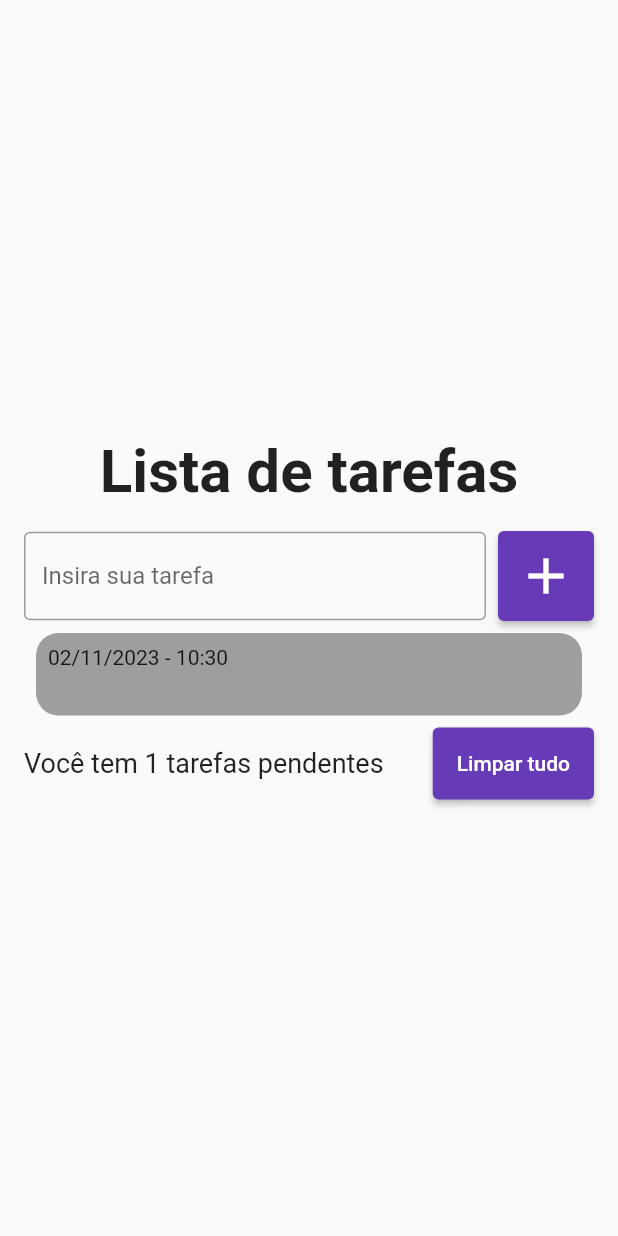
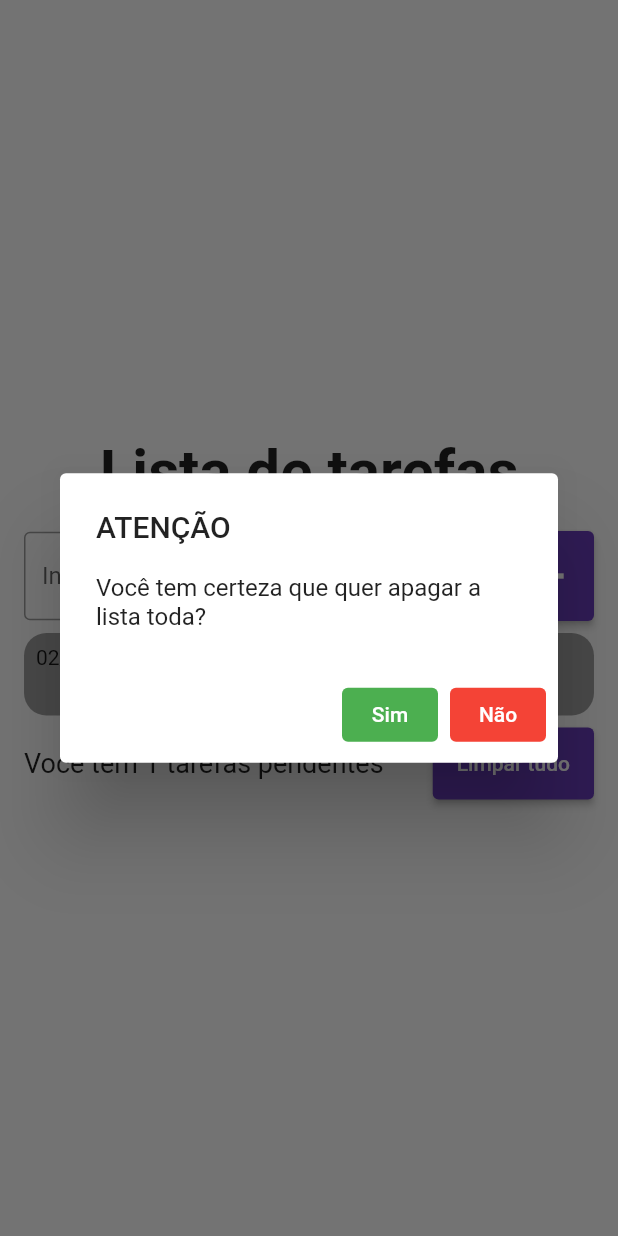
Before and after one commit to douglasroberto90/lista_de_tarefas_aula, a Flutter app: the screen it shows after launch, after a tap on the "add" icon, after a tap on "Limpar tudo", on a phone screen of 412 x 824 dp. Run offline on Flutter 3.47's test engine with Material 2 defaults, Android fonts, the phone set to English and light mode, and no system bars; drawn by our look-alikes of flutter_slidable.

Commit message:
Mais alterações

```diff
--- a/lib/models/tarefa.dart
+++ b/lib/models/tarefa.dart
@@ -1,7 +1,7 @@
 class Tarefa{
 
-  Tarefa({required this.title,required this.dateTime});
+  Tarefa({required this.titulo,required this.dataHora});
 
-  DateTime dateTime;
-  String title;
+  DateTime dataHora;
+  String titulo;
 }
--- a/lib/pages/home_page.dart
+++ b/lib/pages/home_page.dart
@@ -56,7 +56,8 @@ class _HomePageState extends State<HomePage> {
                       //método pra quando incluir o item
                       String titulo = listItemController.text;
                       setState(() {
-                        Tarefa tarefa = Tarefa(title: titulo, dateTime: DateTime.now());
+                        Tarefa tarefa =
+                            Tarefa(titulo: titulo, dataHora: DateTime.now());
                         lista.add(tarefa);
                       });
                       listItemController.clear();
@@ -73,7 +74,7 @@ class _HomePageState extends State<HomePage> {
                   shrinkWrap: true,
                   children: [
                     for (Tarefa tarefa in lista)
-                      CardTarefa(titulo: tarefa.title, data: tarefa.dateTime),
+                      CardTarefa(tarefa: tarefa, deletar: deletarTarefa),
                   ],
                 ),
               ),
@@ -91,7 +92,9 @@ class _HomePageState extends State<HomePage> {
                     width: 8,
                   ),
                   ElevatedButton(
-                      onPressed: () {},
+                      onPressed: () {
+                        limparLista();
+                      },
                       style: ElevatedButton.styleFrom(
                           backgroundColor: Colors.deepPurple,
                           padding: EdgeInsets.all(16)),
@@ -104,4 +107,54 @@ class _HomePageState extends State<HomePage> {
       ),
     );
   }
+
+  void deletarTarefa(Tarefa tarefa) {
+    Tarefa tarefaDeletada = tarefa;
+    int posicaoNaLista = lista.indexOf(tarefaDeletada);
+    ScaffoldMessenger.of(context).showSnackBar(SnackBar(
+        content: Text(
+      " A tarefa ${tarefaDeletada.titulo} foi excluída",
+    )));
+    setState(() {
+      lista.remove(tarefa);
+    });
+  }
+
+  void limparLista() {
+    showDialog(
+        context: context,
+        builder: (context) => AlertDialog(
+              title: Text("ATENÇÃO"),
+              content: Text("Você tem certeza que quer apagar a lista toda?"),
+              actions: [
+                TextButton(
+                    onPressed: () {
+                      setState(() {
+                        lista.clear();
+                      });
+                      Navigator.pop(context);
+                    },
+                    style: TextButton.styleFrom(
+                      backgroundColor: Colors.green,
+                    ),
+                    child: Text(
+                      "Sim",
+                      style: TextStyle(
+                        color: Colors.white,
+                      ),
+                    )),
+                TextButton(
+                    onPressed: () {
+                      Navigator.pop(context);
+                    },
+                    style: TextButton.styleFrom(
+                      backgroundColor: Colors.red,
+                    ),
+                    child: Text("Não",
+                        style: TextStyle(
+                          color: Colors.white,
+                        )))
+              ],
+            ));
+  }
 }
--- a/lib/widgets/card_tarefa.dart
+++ b/lib/widgets/card_tarefa.dart
@@ -4,32 +4,48 @@ import 'package:task_list/models/tarefa.dart';
 import 'package:intl/intl.dart';
 
 class CardTarefa extends StatelessWidget {
-  const CardTarefa({super.key, required this.titulo, required this.data});
+  const CardTarefa({super.key, required this.tarefa, required this.deletar});
 
-  final String titulo;
-  final DateTime data;
+  final Tarefa tarefa;
+  final Function(Tarefa) deletar;
 
   @override
   Widget build(BuildContext context) {
-    return Slidable(
-      child: Padding(
-        padding: const EdgeInsets.all(8),
+    return Padding(
+      padding: const EdgeInsets.symmetric(vertical: 8),
+      child: Slidable(
+        endActionPane: ActionPane(
+          motion: const DrawerMotion(),
+          extentRatio: 0.25,
+          children: [
+            SlidableAction(
+              label: 'Delete',
+              backgroundColor: Colors.red,
+              icon: Icons.delete_forever,
+              borderRadius: BorderRadius.circular(10),
+              onPressed: (context) {
+                deletar(tarefa);
+              },
+            ),
+          ],
+        ),
+
         child: Container(
           decoration: BoxDecoration(
               color: Colors.grey, borderRadius: BorderRadius.circular(15)),
           child: Padding(
             padding: const EdgeInsets.all(8),
             child: Column(
-              crossAxisAlignment: CrossAxisAlignment.start,
+              crossAxisAlignment: CrossAxisAlignment.stretch,
               children: [
                 Text(
-                  DateFormat("dd/MM/yyyy - HH:mm").format(data),
+                  DateFormat("dd/MM/yyyy - HH:mm").format(tarefa.dataHora),
                   style: TextStyle(
                     fontSize: 14,
                   ),
                 ),
                 Text(
-                  titulo,
+                  tarefa.titulo,
                   style: TextStyle(
                     fontSize: 20,
                   ),
--- a/pubspec.yaml
+++ b/pubspec.yaml
@@ -19,7 +19,7 @@ publish_to: 'none' # Remove this line if you wish to publish to pub.dev
 version: 1.0.0+1
 
 environment:
-  sdk: '>=3.1.4 <4.0.0'
+  sdk: '>=3.0.0 <4.0.0'
 
 # Dependencies specify other packages that your package needs in order to work.
 # To automatically upgrade your package dependencies to the latest versions
```
Also changed, not shown: pubspec.lock.
